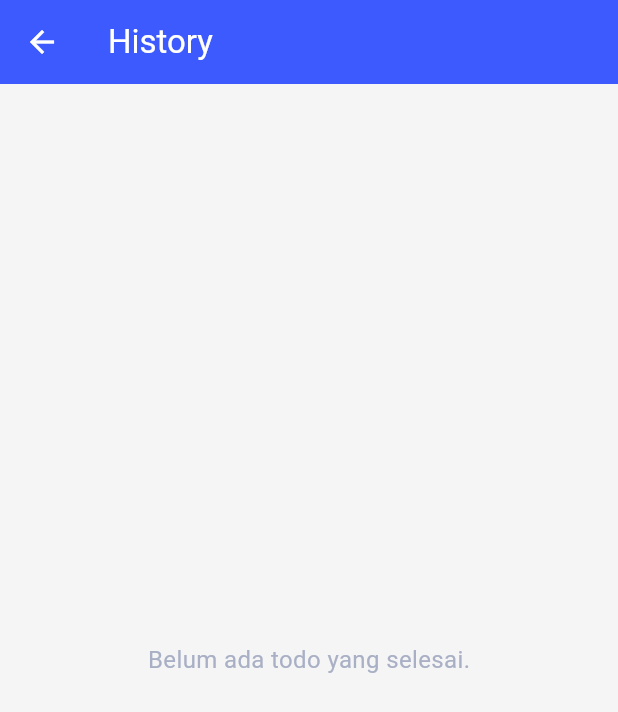
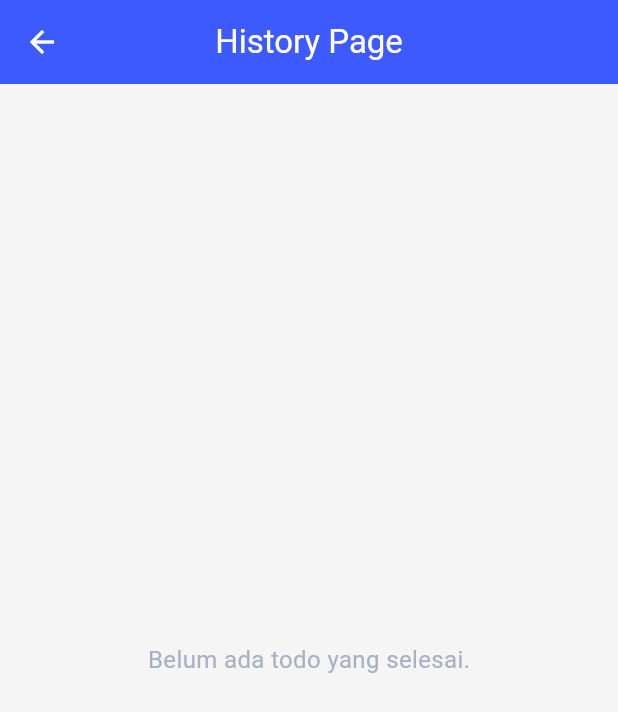
Before and after one commit to fahmilavender/ulangan_flutter, a Flutter app: the HistoryPage screen opened by its route, on a phone screen of 412 x 824 dp. Shown: the top 712 px of the screen. Run offline on Flutter 3.47's test engine with Material 3 defaults, Android fonts, the phone set to English and light mode, and no system bars; our stand-ins replace get.

Commit message:
fix history page title

```diff
--- a/lib/pages/history_page.dart
+++ b/lib/pages/history_page.dart
@@ -14,10 +14,10 @@ class HistoryPage extends StatelessWidget {
     return Scaffold(
       backgroundColor: Customcolors.bghome,
       appBar: AppBar(
-        title: const Text("History"),
+        title: const Text("History Page"),
         backgroundColor: Customcolors.bluecontainer,
         foregroundColor: Customcolors.background,
-        elevation: 0,
+        centerTitle: true,
       ),
       body: Obx(() {
         final doneTodos = todoController.todos.where((t) => t.isDone).toList();
```
